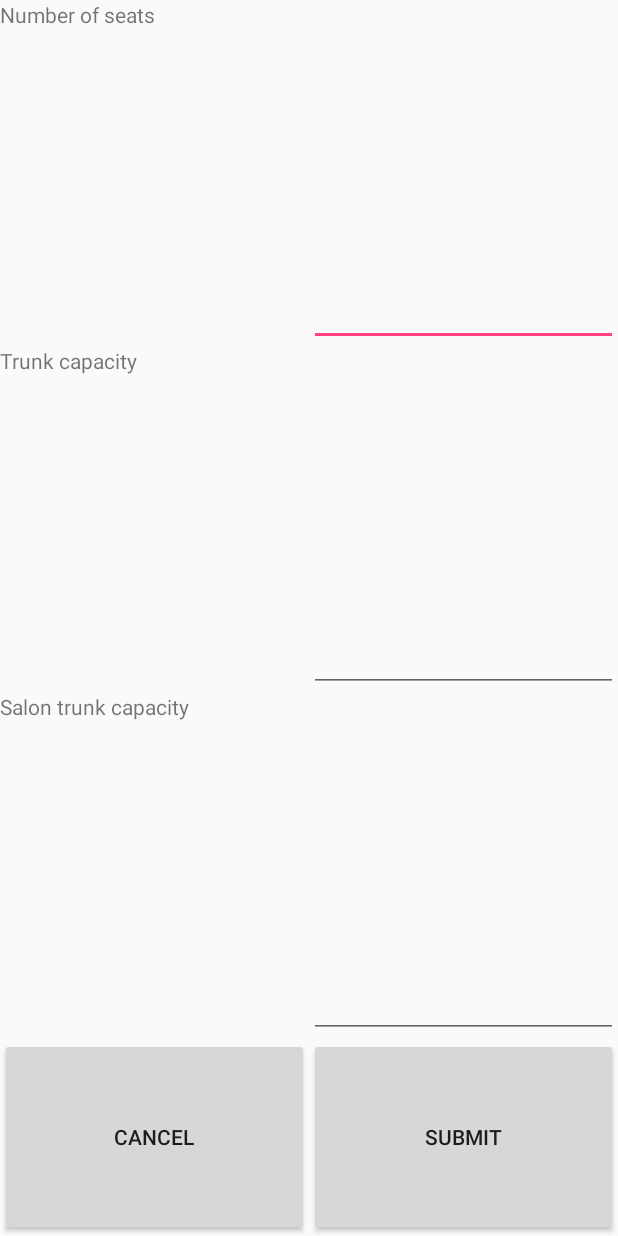
After one commit to Vityoube/MagisterProject, an Android app: the layout create_request_dialog.xml on its own in the app's theme, with its tools: preview values and no code run, on a phone screen of 412 x 824 dp. The commit adds this screen. Run offline under Robolectric (Android 15) with nearby library versions, the phone set to English and light mode, and no system bars.

Commit message:
Now Client Can add requests to driver.

```diff
--- /dev/null
+++ b/app/src/main/res/layout/create_request_dialog.xml
@@ -0,0 +1,92 @@
+<?xml version="1.0" encoding="utf-8"?>
+<LinearLayout xmlns:android="http://schemas.android.com/apk/res/android"
+    android:orientation="vertical" android:layout_width="match_parent"
+    android:layout_height="match_parent" android:weightSum="100">
+    <TableLayout
+        android:layout_width="match_parent"
+        android:layout_height="0dp" android:layout_weight="84">
+
+        <TableRow
+            android:layout_width="match_parent"
+            android:layout_height="0dp"
+            android:layout_weight="28">
+
+            <TextView
+                android:id="@+id/seatsNumberLabel"
+                android:layout_width="0dp"
+                android:layout_height="match_parent"
+                android:layout_weight="50"
+                android:text="@string/seatsNumber" />
+
+            <EditText
+                android:id="@+id/seatsNumber"
+                android:layout_width="0dp"
+                android:layout_height="match_parent"
+                android:layout_weight="50"
+                android:ems="10"
+                android:inputType="number" />
+
+        </TableRow>
+        <TableRow
+            android:layout_width="match_parent"
+            android:layout_height="0dp"
+            android:layout_weight="28">
+
+            <TextView
+                android:id="@+id/trunkLabel"
+                android:layout_width="0dp"
+                android:layout_height="match_parent"
+                android:layout_weight="50"
+                android:text="@string/trunkCapacity" />
+
+            <EditText
+                android:id="@+id/trunk"
+                android:layout_width="0dp"
+                android:layout_height="match_parent"
+                android:layout_weight="50"
+                android:ems="10"
+                android:inputType="number" />
+
+        </TableRow>
+        <TableRow
+            android:layout_width="match_parent"
+            android:layout_height="0dp"
+            android:layout_weight="28">
+
+            <TextView
+                android:id="@+id/salonTrunkLabel"
+                android:layout_width="0dp"
+                android:layout_height="match_parent"
+                android:layout_weight="50"
+                android:text="@string/salonCapacity" />
+
+            <EditText
+                android:id="@+id/salonTrunk"
+                android:layout_width="0dp"
+                android:layout_height="match_parent"
+                android:layout_weight="50"
+                android:ems="10"
+                android:inputType="number" />
+
+        </TableRow>
+    </TableLayout>
+    <LinearLayout
+        android:layout_width="match_parent"
+        android:layout_height="0dp"
+        android:layout_weight="16"
+        android:orientation="horizontal" android:weightSum="1">
+        <Button
+            android:layout_width="0dp"
+            android:layout_height="match_parent"
+            android:layout_weight="0.5"
+            android:id="@+id/cancelButton"
+            android:text="@string/cancel"/>
+        <Button
+            android:layout_width="0dp"
+            android:layout_height="match_parent"
+            android:layout_weight="0.5"
+            android:id="@+id/submitButton"
+            android:text="@string/submit"/>
+    </LinearLayout>
+
+</LinearLayout>
--- a/app/src/main/res/layout/request_actions_panel.xml
+++ b/app/src/main/res/layout/request_actions_panel.xml
@@ -31,6 +31,7 @@
             android:layout_height="match_parent"
             android:layout_weight="50"
             android:id="@+id/sendRequestButton"
-            android:text="@string/create_request"/>
+            android:text="@string/create_request"
+            android:onClick="callCreationRequestDialog"/>
     </LinearLayout>
 </LinearLayout>
```
Also changed, not shown: app/src/main/java/vkalashnykov/org/busapplication/ClientMainActivity.java (+76 -1 lines), app/src/main/java/vkalashnykov/org/busapplication/api/domain/Driver.java (+9 -9 lines), app/src/main/java/vkalashnykov/org/busapplication/components/CreateRequestDialog.java (added, +62 -0 lines).
